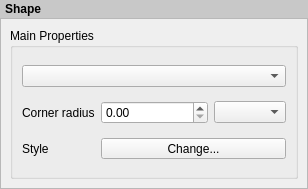
Before: the Qt Designer form src/ui/layout/qgslayoutshapewidgetbase.ui in qgis/QGIS, drawn with Qt 5.
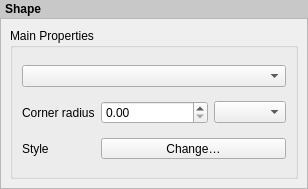
After: the same form once the commit is applied. Custom widgets are drawn as their Qt base class.

What changed in the file:
```diff
--- a/src/ui/layout/qgslayoutshapewidgetbase.ui
+++ b/src/ui/layout/qgslayoutshapewidgetbase.ui
@@ -121,7 +121,7 @@
              </sizepolicy>
             </property>
             <property name="text">
-             <string>Change...</string>
+             <string>Change…</string>
             </property>
            </widget>
           </item>
```
